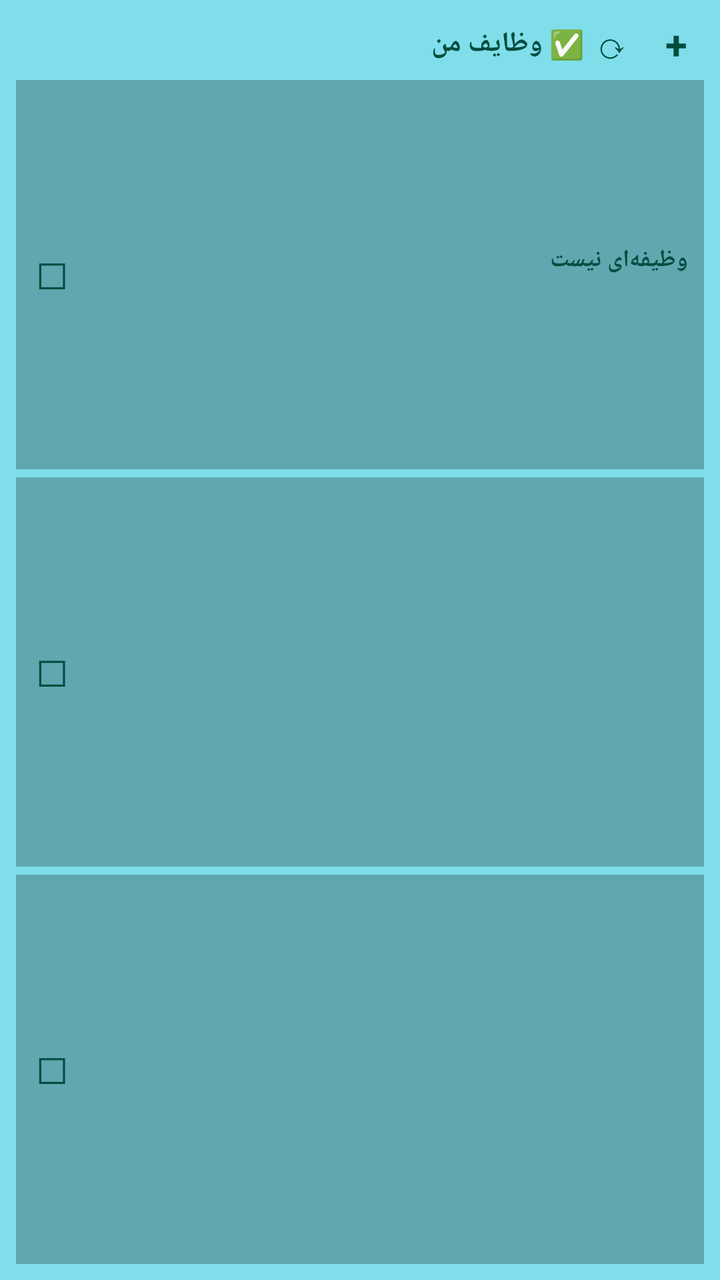
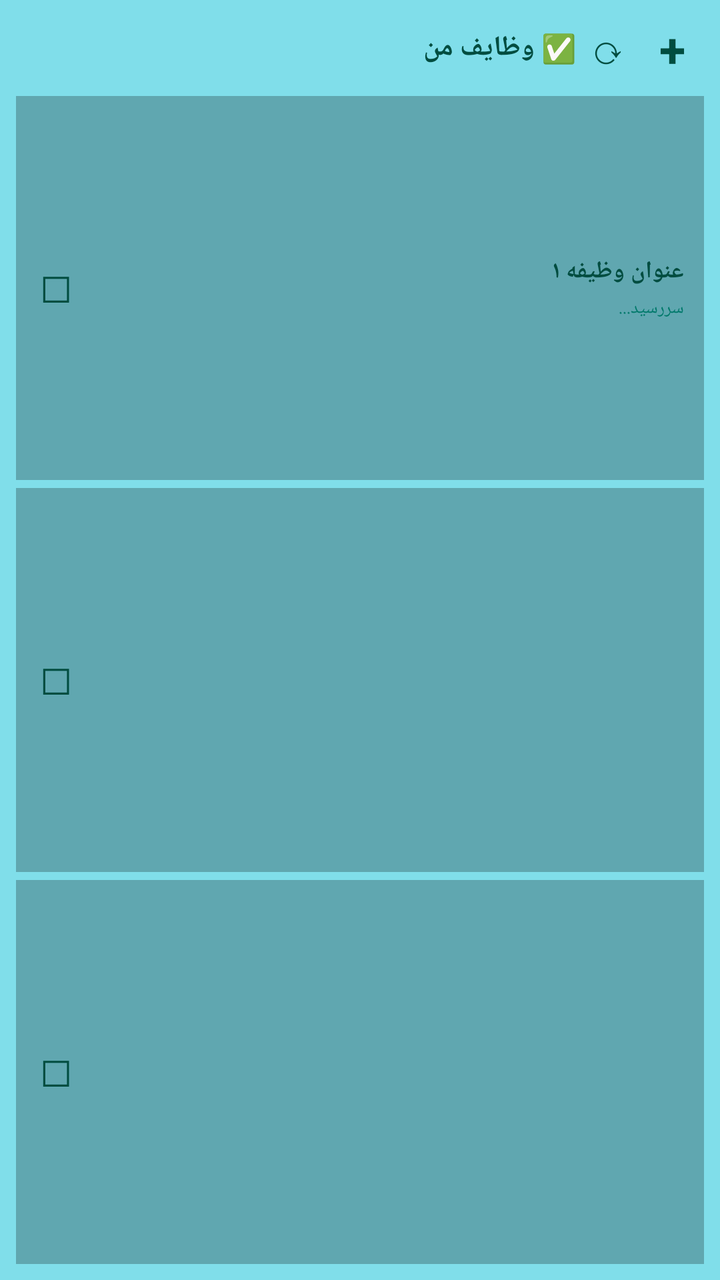

Screens rendered from an Android XML layout before and after an edit, with the pre-edit source and the edit as a unified diff.
<!-- AndroidManifest.xml: application theme Theme.Yaddasht -->
<!-- res/layout/task_widget_layout.xml -->
<?xml version="1.0" encoding="utf-8"?>
<LinearLayout xmlns:android="http://schemas.android.com/apk/res/android"
    android:id="@+id/task_widget_root"
    android:layout_width="match_parent"
    android:layout_height="match_parent"
    android:orientation="vertical"
    android:background="#FF80DEEA"
    android:padding="8dp">

    <LinearLayout
        android:layout_width="match_parent"
        android:layout_height="wrap_content"
        android:orientation="horizontal"
        android:gravity="center_vertical"
        android:layout_marginBottom="4dp">
        <TextView
            android:id="@+id/task_widget_title"
            android:layout_width="0dp"
            android:layout_height="wrap_content"
            android:layout_weight="1"
            android:text="✅ وظایف من"
            android:textColor="#FF004D40"
            android:textSize="14sp"
            android:textStyle="bold"
            android:maxLines="1"
            android:ellipsize="end" />
        <TextView
            android:id="@+id/task_refresh"
            android:layout_width="28dp"
            android:layout_height="28dp"
            android:text="⟳"
            android:textColor="#FF004D40"
            android:textSize="18sp"
            android:gravity="center"
            android:layout_marginEnd="4dp" />
        <TextView
            android:id="@+id/task_add"
            android:layout_width="28dp"
            android:layout_height="28dp"
            android:text="+"
            android:textColor="#FF004D40"
            android:textSize="20sp"
            android:textStyle="bold"
            android:gravity="center" />
    </LinearLayout>

    <LinearLayout android:id="@+id/task_item_1" android:layout_width="match_parent" android:layout_height="0dp" android:layout_weight="1" android:orientation="horizontal" android:background="#40000000" android:padding="6dp" android:gravity="center_vertical" android:layout_marginBottom="4dp">
        <TextView android:id="@+id/task_check_1" android:layout_width="24dp" android:layout_height="24dp" android:text="☐" android:textColor="#FF004D40" android:textSize="18sp" android:gravity="center" />
        <LinearLayout android:layout_width="0dp" android:layout_height="wrap_content" android:layout_weight="1" android:orientation="vertical" android:layout_marginStart="6dp">
            <TextView android:id="@+id/task_title_1" android:layout_width="match_parent" android:layout_height="wrap_content" android:textColor="#FF004D40" android:textSize="12sp" android:textStyle="bold" android:maxLines="1" android:ellipsize="end" android:autoSizeTextType="uniform" android:autoSizeMinTextSize="8sp" android:autoSizeMaxTextSize="12sp" android:autoSizeStepGranularity="1sp" android:text="وظیفه‌ای نیست" />
            <TextView android:id="@+id/task_due_1" android:layout_width="match_parent" android:layout_height="wrap_content" android:textColor="#FF00796B" android:textSize="9sp" android:maxLines="1" android:ellipsize="end" android:autoSizeTextType="uniform" android:autoSizeMinTextSize="7sp" android:autoSizeMaxTextSize="9sp" android:autoSizeStepGranularity="1sp" android:layout_marginTop="2dp" />
        </LinearLayout>
        <TextView android:id="@+id/task_priority_1" android:layout_width="wrap_content" android:layout_height="wrap_content" android:textSize="14sp" android:layout_marginStart="2dp" />
    </LinearLayout>

    <LinearLayout android:id="@+id/task_item_2" android:layout_width="match_parent" android:layout_height="0dp" android:layout_weight="1" android:orientation="horizontal" android:background="#40000000" android:padding="6dp" android:gravity="center_vertical" android:layout_marginBottom="4dp">
        <TextView android:id="@+id/task_check_2" android:layout_width="24dp" android:layout_height="24dp" android:text="☐" android:textColor="#FF004D40" android:textSize="18sp" android:gravity="center" />
        <LinearLayout android:layout_width="0dp" android:layout_height="wrap_content" android:layout_weight="1" android:orientation="vertical" android:layout_marginStart="6dp">
            <TextView android:id="@+id/task_title_2" android:layout_width="match_parent" android:layout_height="wrap_content" android:textColor="#FF004D40" android:textSize="12sp" android:textStyle="bold" android:maxLines="1" android:ellipsize="end" android:autoSizeTextType="uniform" android:autoSizeMinTextSize="8sp" android:autoSizeMaxTextSize="12sp" android:autoSizeStepGranularity="1sp" />
            <TextView android:id="@+id/task_due_2" android:layout_width="match_parent" android:layout_height="wrap_content" android:textColor="#FF00796B" android:textSize="9sp" android:maxLines="1" android:ellipsize="end" android:autoSizeTextType="uniform" android:autoSizeMinTextSize="7sp" android:autoSizeMaxTextSize="9sp" android:autoSizeStepGranularity="1sp" android:layout_marginTop="2dp" />
        </LinearLayout>
        <TextView android:id="@+id/task_priority_2" android:layout_width="wrap_content" android:layout_height="wrap_content" android:textSize="14sp" android:layout_marginStart="2dp" />
    </LinearLayout>

    <LinearLayout android:id="@+id/task_item_3" android:layout_width="match_parent" android:layout_height="0dp" android:layout_weight="1" android:orientation="horizontal" android:background="#40000000" android:padding="6dp" android:gravity="center_vertical">
        <TextView android:id="@+id/task_check_3" android:layout_width="24dp" android:layout_height="24dp" android:text="☐" android:textColor="#FF004D40" android:textSize="18sp" android:gravity="center" />
        <LinearLayout android:layout_width="0dp" android:layout_height="wrap_content" android:layout_weight="1" android:orientation="vertical" android:layout_marginStart="6dp">
            <TextView android:id="@+id/task_title_3" android:layout_width="match_parent" android:layout_height="wrap_content" android:textColor="#FF004D40" android:textSize="12sp" android:textStyle="bold" android:maxLines="1" android:ellipsize="end" android:autoSizeTextType="uniform" android:autoSizeMinTextSize="8sp" android:autoSizeMaxTextSize="12sp" android:autoSizeStepGranularity="1sp" />
            <TextView android:id="@+id/task_due_3" android:layout_width="match_parent" android:layout_height="wrap_content" android:textColor="#FF00796B" android:textSize="9sp" android:maxLines="1" android:ellipsize="end" android:autoSizeTextType="uniform" android:autoSizeMinTextSize="7sp" android:autoSizeMaxTextSize="9sp" android:autoSizeStepGranularity="1sp" android:layout_marginTop="2dp" />
        </LinearLayout>
        <TextView android:id="@+id/task_priority_3" android:layout_width="wrap_content" android:layout_height="wrap_content" android:textSize="14sp" android:layout_marginStart="2dp" />
    </LinearLayout>
</LinearLayout>
<!-- resources referenced by this layout -->
<resources>
  <style name="Theme.Yaddasht" parent="android:Theme.Material.NoActionBar">
          <item name="android:windowBackground">@color/bg</item>
          <item name="android:statusBarColor">@color/bg</item>
          <item name="android:navigationBarColor">@color/bg</item>
      </style>
  <color name="bg">#123B33</color>
</resources>

<!-- the commit's change to res/layout/task_widget_layout.xml (unified diff, before → after) -->
@@ -7,12 +7,13 @@
     android:background="#FF80DEEA"
     android:padding="8dp">
 
+    
     <LinearLayout
         android:layout_width="match_parent"
         android:layout_height="wrap_content"
         android:orientation="horizontal"
         android:gravity="center_vertical"
-        android:layout_marginBottom="4dp">
+        android:layout_marginBottom="8dp">
         <TextView
             android:id="@+id/task_widget_title"
             android:layout_width="0dp"
@@ -21,52 +22,78 @@
             android:text="✅ وظایف من"
             android:textColor="#FF004D40"
             android:textSize="14sp"
-            android:textStyle="bold"
-            android:maxLines="1"
-            android:ellipsize="end" />
+            android:textStyle="bold" />
         <TextView
             android:id="@+id/task_refresh"
-            android:layout_width="28dp"
-            android:layout_height="28dp"
+            android:layout_width="32dp"
+            android:layout_height="32dp"
             android:text="⟳"
             android:textColor="#FF004D40"
-            android:textSize="18sp"
-            android:gravity="center"
-            android:layout_marginEnd="4dp" />
+            android:textSize="20sp"
+            android:gravity="center" />
         <TextView
             android:id="@+id/task_add"
-            android:layout_width="28dp"
-            android:layout_height="28dp"
+            android:layout_width="32dp"
+            android:layout_height="32dp"
             android:text="+"
             android:textColor="#FF004D40"
-            android:textSize="20sp"
+            android:textSize="24sp"
             android:textStyle="bold"
             android:gravity="center" />
     </LinearLayout>
 
-    <LinearLayout android:id="@+id/task_item_1" android:layout_width="match_parent" android:layout_height="0dp" android:layout_weight="1" android:orientation="horizontal" android:background="#40000000" android:padding="6dp" android:gravity="center_vertical" android:layout_marginBottom="4dp">
+    
+    <LinearLayout
+        android:id="@+id/task_item_1"
+        android:layout_width="match_parent"
+        android:layout_height="0dp"
+        android:layout_weight="1"
+        android:orientation="horizontal"
+        android:background="#40000000"
+        android:padding="8dp"
+        android:gravity="center_vertical"
+        android:layout_marginBottom="4dp">
         <TextView android:id="@+id/task_check_1" android:layout_width="24dp" android:layout_height="24dp" android:text="☐" android:textColor="#FF004D40" android:textSize="18sp" android:gravity="center" />
         <LinearLayout android:layout_width="0dp" android:layout_height="wrap_content" android:layout_weight="1" android:orientation="vertical" android:layout_marginStart="6dp">
-            <TextView android:id="@+id/task_title_1" android:layout_width="match_parent" android:layout_height="wrap_content" android:textColor="#FF004D40" android:textSize="12sp" android:textStyle="bold" android:maxLines="1" android:ellipsize="end" android:autoSizeTextType="uniform" android:autoSizeMinTextSize="8sp" android:autoSizeMaxTextSize="12sp" android:autoSizeStepGranularity="1sp" android:text="وظیفه‌ای نیست" />
-            <TextView android:id="@+id/task_due_1" android:layout_width="match_parent" android:layout_height="wrap_content" android:textColor="#FF00796B" android:textSize="9sp" android:maxLines="1" android:ellipsize="end" android:autoSizeTextType="uniform" android:autoSizeMinTextSize="7sp" android:autoSizeMaxTextSize="9sp" android:autoSizeStepGranularity="1sp" android:layout_marginTop="2dp" />
+            <TextView android:id="@+id/task_title_1" android:layout_width="match_parent" android:layout_height="wrap_content" android:textColor="#FF004D40" android:textSize="12sp" android:textStyle="bold" android:maxLines="1" android:ellipsize="end" android:text="عنوان وظیفه ۱" />
+            <TextView android:id="@+id/task_due_1" android:layout_width="match_parent" android:layout_height="wrap_content" android:textColor="#FF00796B" android:textSize="9sp" android:maxLines="1" android:ellipsize="end" android:layout_marginTop="4dp" android:text="سررسید..." />
         </LinearLayout>
         <TextView android:id="@+id/task_priority_1" android:layout_width="wrap_content" android:layout_height="wrap_content" android:textSize="14sp" android:layout_marginStart="2dp" />
     </LinearLayout>
 
-    <LinearLayout android:id="@+id/task_item_2" android:layout_width="match_parent" android:layout_height="0dp" android:layout_weight="1" android:orientation="horizontal" android:background="#40000000" android:padding="6dp" android:gravity="center_vertical" android:layout_marginBottom="4dp">
+    
+    <LinearLayout
+        android:id="@+id/task_item_2"
+        android:layout_width="match_parent"
+        android:layout_height="0dp"
+        android:layout_weight="1"
+        android:orientation="horizontal"
+        android:background="#40000000"
+        android:padding="8dp"
+        android:gravity="center_vertical"
+        android:layout_marginBottom="4dp">
         <TextView android:id="@+id/task_check_2" android:layout_width="24dp" android:layout_height="24dp" android:text="☐" android:textColor="#FF004D40" android:textSize="18sp" android:gravity="center" />
         <LinearLayout android:layout_width="0dp" android:layout_height="wrap_content" android:layout_weight="1" android:orientation="vertical" android:layout_marginStart="6dp">
-            <TextView android:id="@+id/task_title_2" android:layout_width="match_parent" android:layout_height="wrap_content" android:textColor="#FF004D40" android:textSize="12sp" android:textStyle="bold" android:maxLines="1" android:ellipsize="end" android:autoSizeTextType="uniform" android:autoSizeMinTextSize="8sp" android:autoSizeMaxTextSize="12sp" android:autoSizeStepGranularity="1sp" />
-            <TextView android:id="@+id/task_due_2" android:layout_width="match_parent" android:layout_height="wrap_content" android:textColor="#FF00796B" android:textSize="9sp" android:maxLines="1" android:ellipsize="end" android:autoSizeTextType="uniform" android:autoSizeMinTextSize="7sp" android:autoSizeMaxTextSize="9sp" android:autoSizeStepGranularity="1sp" android:layout_marginTop="2dp" />
+            <TextView android:id="@+id/task_title_2" android:layout_width="match_parent" android:layout_height="wrap_content" android:textColor="#FF004D40" android:textSize="12sp" android:textStyle="bold" android:maxLines="1" android:ellipsize="end" />
+            <TextView android:id="@+id/task_due_2" android:layout_width="match_parent" android:layout_height="wrap_content" android:textColor="#FF00796B" android:textSize="9sp" android:maxLines="1" android:ellipsize="end" android:layout_marginTop="4dp" />
         </LinearLayout>
         <TextView android:id="@+id/task_priority_2" android:layout_width="wrap_content" android:layout_height="wrap_content" android:textSize="14sp" android:layout_marginStart="2dp" />
     </LinearLayout>
 
-    <LinearLayout android:id="@+id/task_item_3" android:layout_width="match_parent" android:layout_height="0dp" android:layout_weight="1" android:orientation="horizontal" android:background="#40000000" android:padding="6dp" android:gravity="center_vertical">
+    
+    <LinearLayout
+        android:id="@+id/task_item_3"
+        android:layout_width="match_parent"
+        android:layout_height="0dp"
+        android:layout_weight="1"
+        android:orientation="horizontal"
+        android:background="#40000000"
+        android:padding="8dp"
+        android:gravity="center_vertical">
         <TextView android:id="@+id/task_check_3" android:layout_width="24dp" android:layout_height="24dp" android:text="☐" android:textColor="#FF004D40" android:textSize="18sp" android:gravity="center" />
         <LinearLayout android:layout_width="0dp" android:layout_height="wrap_content" android:layout_weight="1" android:orientation="vertical" android:layout_marginStart="6dp">
-            <TextView android:id="@+id/task_title_3" android:layout_width="match_parent" android:layout_height="wrap_content" android:textColor="#FF004D40" android:textSize="12sp" android:textStyle="bold" android:maxLines="1" android:ellipsize="end" android:autoSizeTextType="uniform" android:autoSizeMinTextSize="8sp" android:autoSizeMaxTextSize="12sp" android:autoSizeStepGranularity="1sp" />
-            <TextView android:id="@+id/task_due_3" android:layout_width="match_parent" android:layout_height="wrap_content" android:textColor="#FF00796B" android:textSize="9sp" android:maxLines="1" android:ellipsize="end" android:autoSizeTextType="uniform" android:autoSizeMinTextSize="7sp" android:autoSizeMaxTextSize="9sp" android:autoSizeStepGranularity="1sp" android:layout_marginTop="2dp" />
+            <TextView android:id="@+id/task_title_3" android:layout_width="match_parent" android:layout_height="wrap_content" android:textColor="#FF004D40" android:textSize="12sp" android:textStyle="bold" android:maxLines="1" android:ellipsize="end" />
+            <TextView android:id="@+id/task_due_3" android:layout_width="match_parent" android:layout_height="wrap_content" android:textColor="#FF00796B" android:textSize="9sp" android:maxLines="1" android:ellipsize="end" android:layout_marginTop="4dp" />
         </LinearLayout>
         <TextView android:id="@+id/task_priority_3" android:layout_width="wrap_content" android:layout_height="wrap_content" android:textSize="14sp" android:layout_marginStart="2dp" />
     </LinearLayout>
